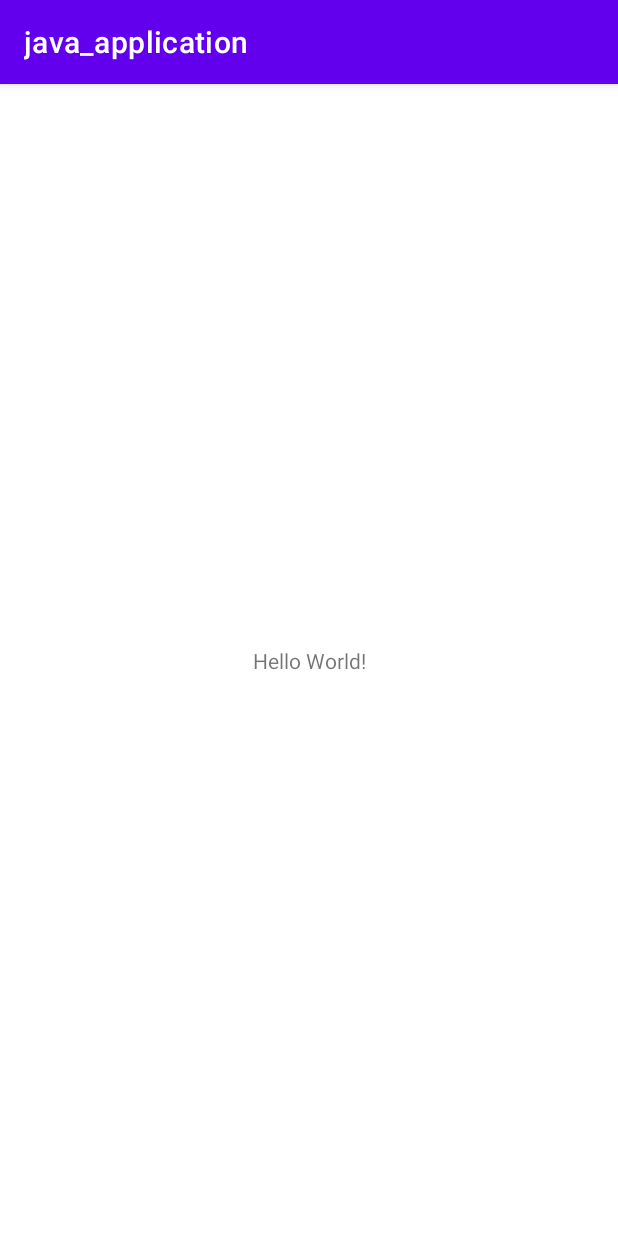
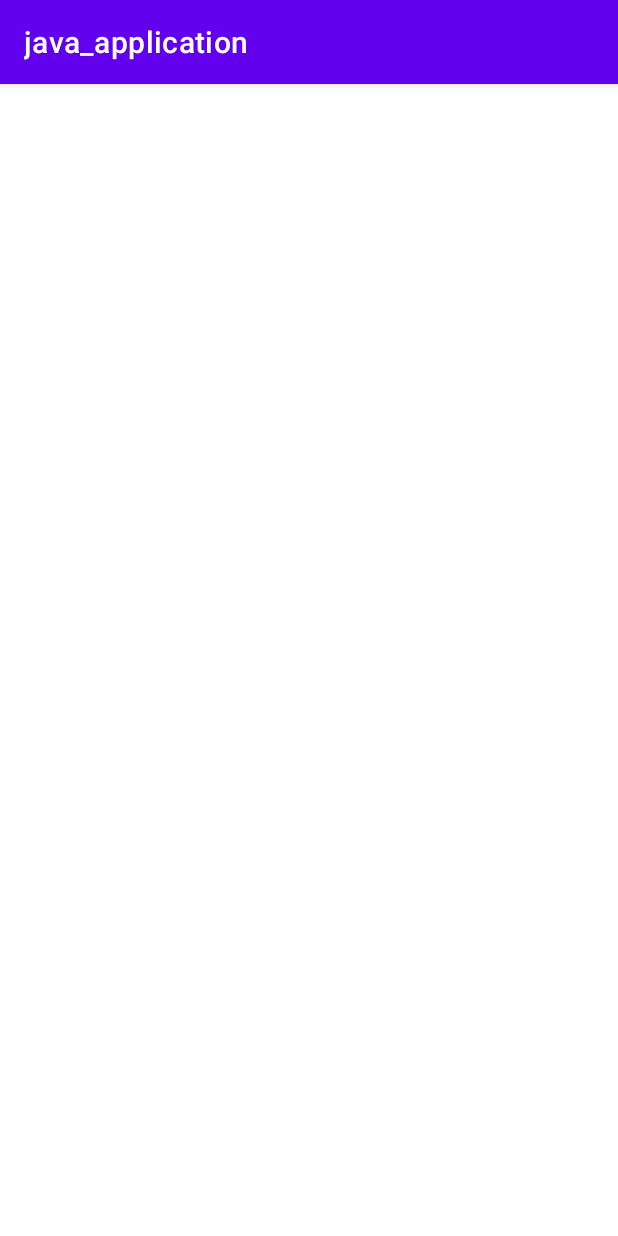
Before and after one commit to moeezahmad77/android-dagger, an Android app: the screen it shows after launch (MainActivity), on a phone screen of 412 x 824 dp. Run offline under Robolectric (Android 15) with nearby library versions, the phone set to English and light mode, and no system bars.

```diff
--- a/app/build.gradle
+++ b/app/build.gradle
@@ -30,13 +30,13 @@ android {
 
 dependencies {
 
-    def dagger_version =
+    def dagger_version = 2.45
     implementation 'androidx.appcompat:appcompat:1.6.1'
     implementation 'com.google.android.material:material:1.8.0'
     implementation 'androidx.constraintlayout:constraintlayout:2.1.4'
     testImplementation 'junit:junit:4.13.2'
     androidTestImplementation 'androidx.test.ext:junit:1.1.5'
     androidTestImplementation 'androidx.test.espresso:espresso-core:3.5.1'
-    implementation 'com.google.dagger:dagger:2.x'
-    annotationProcessor 'com.google.dagger:dagger-compiler:2.x'
+    implementation "com.google.dagger:dagger:$dagger_version"
+    annotationProcessor "com.google.dagger:dagger-compiler:$dagger_version"
 }
--- a/app/src/main/java/com/example/java_application/MainActivity.java
+++ b/app/src/main/java/com/example/java_application/MainActivity.java
@@ -3,6 +3,18 @@ package com.example.java_application;
 import androidx.appcompat.app.AppCompatActivity;
 
 import android.os.Bundle;
+
+import com.example.java_application.dagger_basics.DaggerUserRegistrationComponent;
+import com.example.java_application.dagger_basics.EmailService;
+import com.example.java_application.dagger_basics.UserRegistrationComponent;
+import com.example.java_application.dagger_basics.UserRegistrationService;
+
+/**
+ * There are mainly three concepts in dagger
+ * → Consumer (classes which want to consume the object) @inject
+ * → Producer (which will create the required objects for consumer classes ) @Modules @Provides @Binds
+ * -> Connector (which will connect the consumer and the producer) @Component
+ */
 
 public class MainActivity extends AppCompatActivity {
 
@@ -10,5 +22,9 @@ public class MainActivity extends AppCompatActivity {
     protected void onCreate(Bundle savedInstanceState) {
         super.onCreate(savedInstanceState);
         setContentView(R.layout.activity_main);
+        UserRegistrationComponent userRegistrationComponent = DaggerUserRegistrationComponent.builder().build();
+        UserRegistrationService userRegistrationService = userRegistrationComponent.getUserRegistrationService();
+        EmailService emailService = userRegistrationComponent.getEmailService();
+        userRegistrationService.registerUser("some_email", "some password");
     }
 }
--- /dev/null
+++ b/app/src/main/java/com/example/java_application/dagger_basics/EmailService.java
@@ -0,0 +1,16 @@
+package com.example.java_application.dagger_basics;
+
+import android.util.Log;
+
+import javax.inject.Inject;
+
+public class EmailService {
+    private final String TAG = "EMAIL_SVC";
+
+    @Inject
+    public EmailService() {}
+
+    public void send(String to, String from, String body) {
+        Log.d(TAG, "Send Email");
+    }
+}
--- /dev/null
+++ b/app/src/main/java/com/example/java_application/dagger_basics/UserRegistrationComponent.java
@@ -0,0 +1,16 @@
+package com.example.java_application.dagger_basics;
+
+import dagger.Component;
+
+/**
+ * For all the required object we will create the function inside the component which will
+ * return the required object
+ */
+
+@Component
+public interface UserRegistrationComponent {
+
+    UserRegistrationService getUserRegistrationService();
+
+    EmailService getEmailService();
+}
--- /dev/null
+++ b/app/src/main/java/com/example/java_application/dagger_basics/UserRegistrationService.java
@@ -0,0 +1,19 @@
+package com.example.java_application.dagger_basics;
+
+import javax.inject.Inject;
+
+public class UserRegistrationService {
+    private EmailService emailService;
+    private UserRepository userRepo;
+
+    @Inject
+    public UserRegistrationService(EmailService emailService, UserRepository userRepo) {
+        this.emailService = emailService;
+        this.userRepo = userRepo;
+    }
+
+    public void registerUser(String email, String password) {
+        userRepo.saveUser(email, password);
+        emailService.send(email, "", "");
+    }
+}
--- /dev/null
+++ b/app/src/main/java/com/example/java_application/dagger_basics/UserRepository.java
@@ -0,0 +1,16 @@
+package com.example.java_application.dagger_basics;
+
+import android.util.Log;
+
+import javax.inject.Inject;
+
+public class UserRepository {
+    private final String TAG = "USER_REPO";
+
+    @Inject
+    public UserRepository() {}
+
+    void saveUser(String email, String password) {
+        Log.d(TAG, "save user ion db");
+    }
+}
--- a/app/src/main/res/layout/activity_main.xml
+++ b/app/src/main/res/layout/activity_main.xml
@@ -6,13 +6,4 @@
     android:layout_height="match_parent"
     tools:context=".MainActivity">
 
-    <TextView
-        android:layout_width="wrap_content"
-        android:layout_height="wrap_content"
-        android:text="Hello World!"
-        app:layout_constraintBottom_toBottomOf="parent"
-        app:layout_constraintEnd_toEndOf="parent"
-        app:layout_constraintStart_toStartOf="parent"
-        app:layout_constraintTop_toTopOf="parent" />
-
 </androidx.constraintlayout.widget.ConstraintLayout>
```
